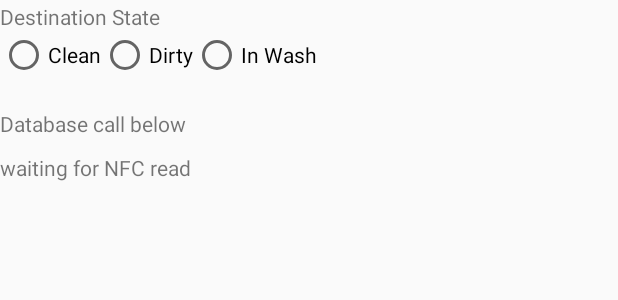
After one commit to mxumichael/WardrobeAdvisor, an Android app: the layout Scan_view.xml on its own in the app's theme, with its tools: preview values and no code run, on a phone screen of 412 x 824 dp. The commit adds this screen. Shown: the top 300 px of the screen. Run offline under Robolectric (Android 15) with nearby library versions, the phone set to English and light mode, and no system bars.

Commit message:
added scan view. got rid of nfc_test_page. scan view can select destination state. Database update part not implemented yet. destination state is persistant.

```diff
--- a/app/src/main/AndroidManifest.xml
+++ b/app/src/main/AndroidManifest.xml
@@ -39,7 +39,7 @@
         </activity>
         <activity android:name=".FilterBarTestActivity" >
         </activity>
-        <activity android:name=".nfc_test_page" >
+        <activity android:name=".Scan" >
         </activity>
         <activity android:name=".SettingsView" >
         </activity>
--- a/app/src/main/java/com/example/anandchandrasekar/wardrobeadvisor/SettingsView.java
+++ b/app/src/main/java/com/example/anandchandrasekar/wardrobeadvisor/SettingsView.java
@@ -52,14 +52,14 @@ public class SettingsView extends AppCompatActivity {
         switch (view.getId()) {
             case R.id.radio_NFC:
                 if (checked) {
-                    Toast.makeText(getApplicationContext(), "radio_NFC checked", Toast.LENGTH_LONG).show();
+                    //Toast.makeText(getApplicationContext(), "radio_NFC checked", Toast.LENGTH_LONG).show();
                     editor.putString("ScanMode", "NFC");
                     editor.commit();
                 }
                 break;
             case R.id.radio_QR:
                 if (checked) {
-                    Toast.makeText(getApplicationContext(), "radio_QR checked", Toast.LENGTH_LONG).show();
+                    //Toast.makeText(getApplicationContext(), "radio_QR checked", Toast.LENGTH_LONG).show();
                     editor.putString("ScanMode", "QR");
                     editor.commit();
                 }
--- /dev/null
+++ b/app/src/main/res/layout/Scan_view.xml
@@ -0,0 +1,45 @@
+<?xml version="1.0" encoding="utf-8"?>
+<LinearLayout xmlns:android="http://schemas.android.com/apk/res/android"
+    android:orientation="vertical" android:layout_width="match_parent"
+    android:layout_height="match_parent">
+    <TextView
+        android:id="@+id/nfc_test_title"
+        android:text="Destination State"
+        android:layout_marginTop="1dp"
+        android:layout_width="wrap_content"
+        android:layout_height="wrap_content" />
+    <RadioGroup xmlns:android="http://schemas.android.com/apk/res/android"
+        android:layout_width="fill_parent"
+        android:layout_height="wrap_content"
+        android:orientation="horizontal">
+        <RadioButton android:id="@+id/radio_clean"
+            android:layout_width="wrap_content"
+            android:layout_height="wrap_content"
+            android:text="Clean"
+            android:onClick="onRadioButtonClicked"/>
+        <RadioButton android:id="@+id/radio_dirty"
+            android:layout_width="wrap_content"
+            android:layout_height="wrap_content"
+            android:text="Dirty"
+            android:onClick="onRadioButtonClicked"/>
+        <RadioButton android:id="@+id/radio_in_wash"
+            android:layout_width="wrap_content"
+            android:layout_height="wrap_content"
+            android:text="In Wash"
+            android:onClick="onRadioButtonClicked"/>
+    </RadioGroup>
+
+    <TextView
+        android:id="@+id/nfc_test_title"
+        android:text="Database call below"
+        android:layout_marginTop="20dp"
+        android:layout_width="wrap_content"
+        android:layout_height="wrap_content" />
+    <TextView
+        android:id="@+id/database_call"
+        android:text="waiting for NFC read"
+        android:layout_marginTop="10dp"
+        android:layout_width="wrap_content"
+        android:layout_height="wrap_content" />
+
+</LinearLayout>
```
Also changed, not shown: app/src/main/java/com/example/anandchandrasekar/wardrobeadvisor/Home.java (+2 -5 lines), app/src/main/java/com/example/anandchandrasekar/wardrobeadvisor/Scan.java (renamed from app/src/main/java/com/example/anandchandrasekar/wardrobeadvisor/nfc_test_page.java, +75 -31 lines), app/src/main/res/layout/nfc_test_page.xml (deleted, +0 -18 lines).
